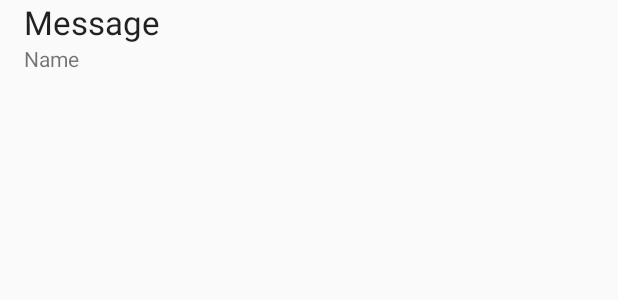
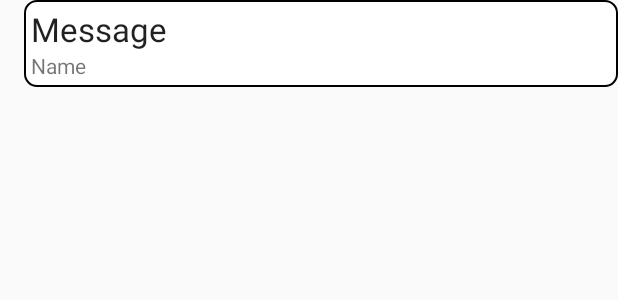
Before and after one commit to agrawalshivam66/ExpressoChat, an Android app: the layout item_message.xml on its own in the app's theme, with its tools: preview values and no code run, on a phone screen of 412 x 824 dp. Shown: the top 300 px of the screen. Run offline under Robolectric (Android 15) with nearby library versions, the phone set to English and light mode, and no system bars.

```diff
--- /dev/null
+++ b/app/src/main/res/drawable/shape.xml
@@ -0,0 +1,16 @@
+<?xml version="1.0" encoding="utf-8"?>
+<shape xmlns:android="http://schemas.android.com/apk/res/android"
+    android:shape="rectangle">
+
+    <stroke
+        android:width="1dp" />
+    <solid android:color="#FFFFFF" />
+    <padding
+        android:bottom="5dp"
+        android:left="5dp"
+        android:right="5dp"
+        android:top="5dp" />
+
+    <corners android:radius="8dp" />
+
+</shape>
--- a/app/src/main/res/layout/item_message.xml
+++ b/app/src/main/res/layout/item_message.xml
@@ -3,9 +3,11 @@
               xmlns:tools="http://schemas.android.com/tools"
               android:layout_width="match_parent"
               android:layout_height="wrap_content"
+    android:layout_marginBottom="5dp"
               android:layout_marginLeft="@dimen/activity_horizontal_margin"
               android:layout_marginStart="@dimen/activity_horizontal_margin"
-              android:orientation="vertical">
+              android:orientation="vertical"
+    android:background="@drawable/shape">
 
     <ImageView
         android:id="@+id/photoImageView"
```
Also changed, not shown: app/src/main/java/com/google/firebase/udacity/friendlychat/MainActivity.java (+75 -18 lines).
